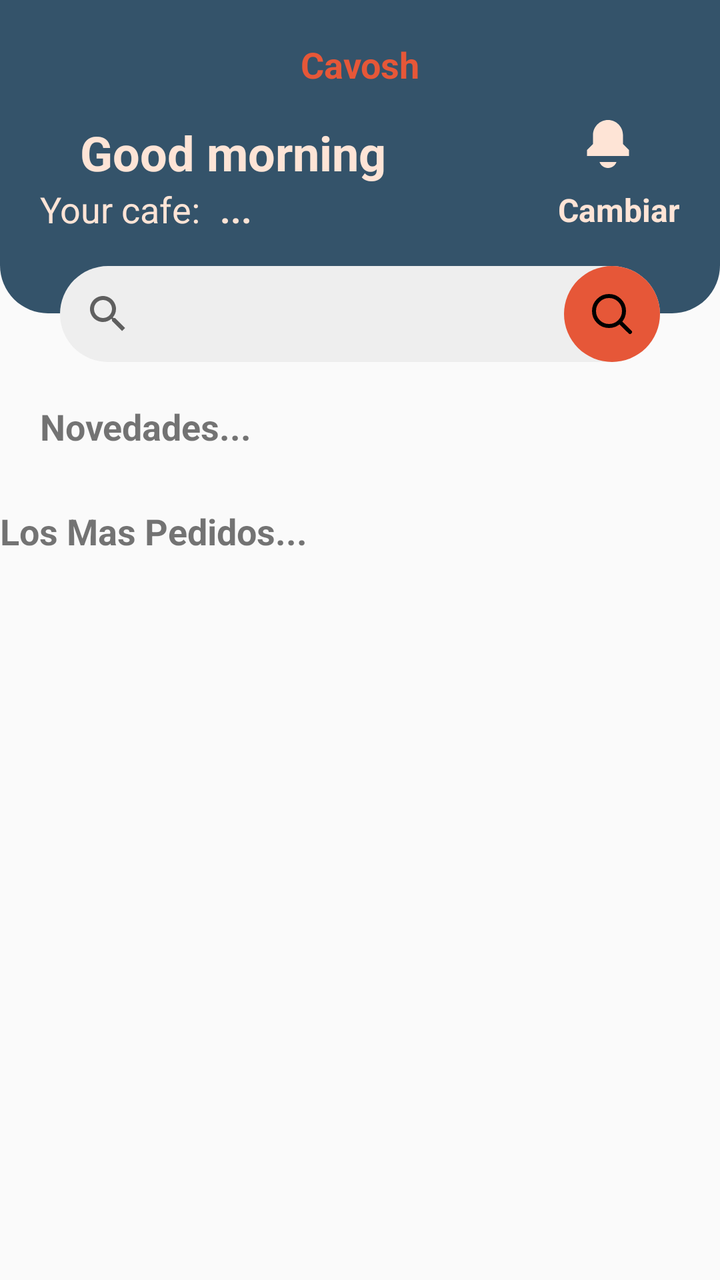
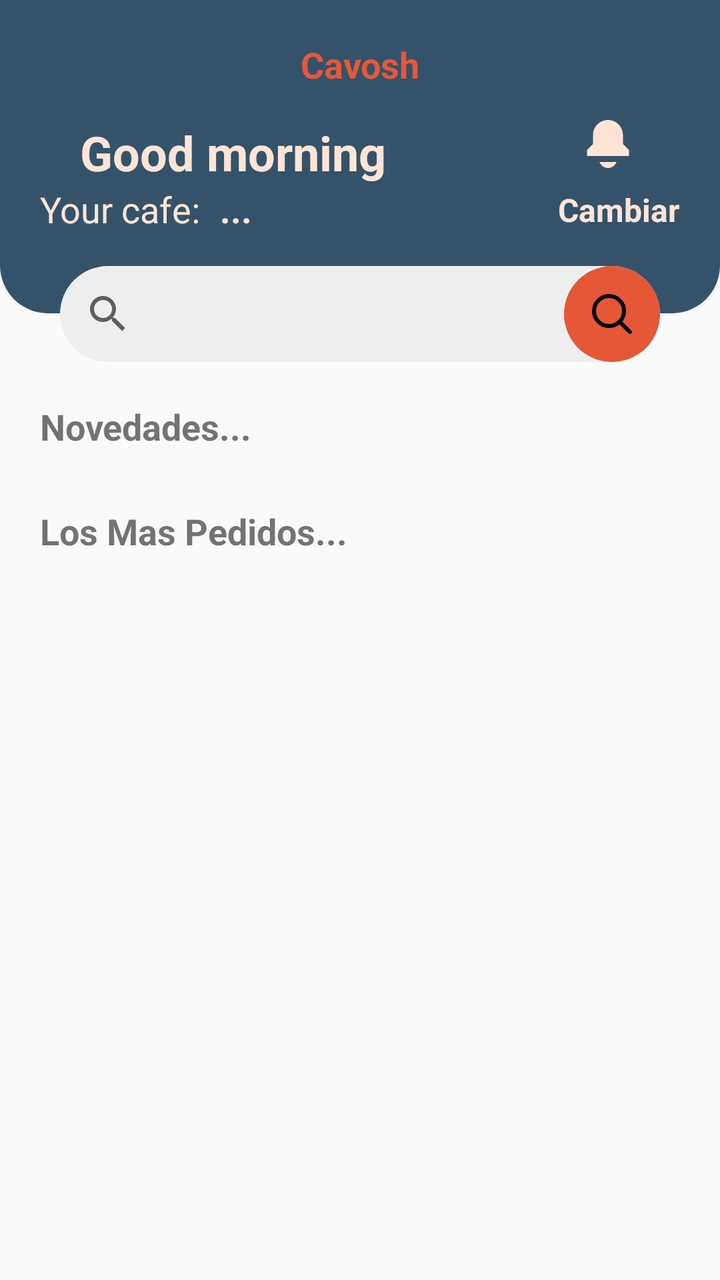

An Android layout rendered at two revisions. The XML below is the earlier revision; the diff shows what the commit changed to produce the second picture.
<!-- AndroidManifest.xml: application theme Theme.ApkCavoshCafe -->
<!-- res/layout/fragment_inicio.xml -->
<?xml version="1.0" encoding="utf-8"?>
<androidx.constraintlayout.widget.ConstraintLayout xmlns:android="http://schemas.android.com/apk/res/android"
    xmlns:app="http://schemas.android.com/apk/res-auto"
    xmlns:tools="http://schemas.android.com/tools"
    android:layout_width="match_parent"
    android:layout_height="match_parent"
    tools:context=".ui.Inicio">

    
    <androidx.constraintlayout.widget.ConstraintLayout
        android:id="@+id/clHeader"
        android:layout_width="match_parent"
        android:layout_height="wrap_content"
        android:paddingHorizontal="20dp"
        android:paddingTop="20dp"
        android:paddingBottom="40dp"
        android:background="@drawable/sh_bg_header_police_blue"
        app:layout_constraintTop_toTopOf="parent"
        app:layout_constraintStart_toStartOf="parent">

        <TextView
            android:layout_width="wrap_content"
            android:layout_height="wrap_content"
            android:text="Cavosh"
            android:textColor="@color/carmine_pink"
            android:textSize="18sp"
            android:textStyle="bold"
            app:layout_constraintTop_toTopOf="parent"
            app:layout_constraintEnd_toEndOf="parent"
            app:layout_constraintStart_toStartOf="parent" />
        <TextView
            android:layout_width="wrap_content"
            android:layout_height="wrap_content"
            android:id="@+id/tvUsuario"
            android:layout_marginTop="40dp"
            android:paddingStart="20dp"
            android:text="Good morning"
            android:textColor="@color/flesh"
            android:textStyle="bold"
            android:textSize="24sp"
            app:layout_constraintTop_toTopOf="parent"
            app:layout_constraintStart_toStartOf="parent"
            />

        <TextView
            android:layout_width="wrap_content"
            android:layout_height="wrap_content"
            android:text="Your cafe:"
            android:textColor="@color/flesh"
            android:textSize="18sp"
            app:layout_constraintTop_toBottomOf="@id/tvUsuario"
            app:layout_constraintStart_toStartOf="parent"
            />
        <TextView
            android:id="@+id/tvYourCafe"
            android:layout_width="wrap_content"
            android:layout_height="wrap_content"
            android:layout_marginStart="90dp"
            android:text="..."
            android:textColor="@color/flesh"
            android:textSize="18sp"
            android:textStyle="bold"
            app:layout_constraintTop_toBottomOf="@id/tvUsuario"
            app:layout_constraintStart_toStartOf="parent"/>

        <ImageView
            android:id="@+id/tvNotificaciones"
            android:layout_width="wrap_content"
            android:layout_height="wrap_content"
            android:layout_marginEnd="24dp"
            android:contentDescription="@string/content_description"
            android:clickable="false"
            android:focusable="true"
           android:src="@drawable/ic_bell"
            android:textColor="@color/flesh"

            app:layout_constraintTop_toTopOf="@id/tvUsuario"
            app:layout_constraintEnd_toEndOf="parent"/>

        <TextView
            android:id="@+id/tvCambiar"
            android:layout_width="wrap_content"
            android:layout_height="wrap_content"
            android:layout_marginTop="10dp"
            android:text="Cambiar"
            android:textColor="@color/flesh"
            android:textSize="16sp"
            android:textStyle="bold"
            app:layout_constraintTop_toBottomOf="@id/tvNotificaciones"
            app:layout_constraintEnd_toEndOf="parent"/>


    </androidx.constraintlayout.widget.ConstraintLayout>

    <SearchView
        android:id="@+id/svBuscar"
        android:layout_width="match_parent"
        android:layout_height="wrap_content"
        android:layout_marginHorizontal="30dp"
        android:layout_marginTop="-24dp"
        android:background="@drawable/sh_bg_btn_bright_gray"
        app:layout_constraintStart_toStartOf="parent"
        app:layout_constraintEnd_toEndOf="parent"
        app:layout_constraintTop_toBottomOf="@id/clHeader"/>

    <ImageView
        android:id="@+id/ivBuscar"
        android:layout_width="48dp"
        android:layout_height="48dp"
        android:background="@drawable/sh_bg_circle_carmine_pink"
        android:padding="12dp"
        android:contentDescription="@string/content_description"
        android:clickable="true"
        android:focusable="true"
        android:src="@drawable/ic_search"
        app:layout_constraintTop_toTopOf="@id/svBuscar"
        app:layout_constraintEnd_toEndOf="@+id/svBuscar"
        app:tint="@color/white" />

    <TextView
        android:id="@+id/tv01"
        android:layout_width="wrap_content"
        android:layout_height="wrap_content"
        android:layout_margin="20dp"
        android:text="Novedades..."
        android:textSize="18sp"
        android:textStyle="bold"
        app:layout_constraintTop_toBottomOf="@id/svBuscar"
        app:layout_constraintStart_toStartOf="parent"/>

    <androidx.recyclerview.widget.RecyclerView
        android:id="@+id/rvNovedades"
        android:layout_width="match_parent"
        android:layout_height="wrap_content"
        android:layout_marginHorizontal="20dp"
        android:layout_marginTop="8dp"
        app:layout_constraintTop_toBottomOf="@id/tv01"
        app:layout_constraintStart_toStartOf="parent"/>

    <TextView
        android:id="@+id/tv02"
        android:layout_width="wrap_content"
        android:layout_height="wrap_content"
        android:layout_margin="20dp"
        android:text="Los Mas Pedidos..."
        android:textSize="18sp"
        android:textStyle="bold"
        app:layout_constraintTop_toBottomOf="@id/rvNovedades"
        app:layout_constraint_toStartOf="parent"/>

    <androidx.recyclerview.widget.RecyclerView
        android:id="@+id/rvMasNovedades"
        android:layout_width="match_parent"
        android:layout_height="wrap_content"
        android:layout_marginHorizontal="20dp"
        android:layout_marginTop="8dp"
        app:layout_constraintTop_toBottomOf="@id/tv02"
        app:layout_constraintStart_toStartOf="parent"/>

</androidx.constraintlayout.widget.ConstraintLayout>
<!-- resources referenced by this layout -->
<resources>
  <color name="carmine_pink">#E65738</color>
  <color name="flesh">#FEE4D6</color>
  <color name="white">#FFFFFFFF</color>
  <!-- drawable ic_bell (drawable) -->
  <vector xmlns:android="http://schemas.android.com/apk/res/android" android:height="24dp" android:viewportHeight="16" android:viewportWidth="16" android:width="24dp">
        
      <path android:fillColor="@color/flesh" android:pathData="M3,5C3,2.239 5.239,0 8,0C10.761,0 13,2.239 13,5V8L15,10V12H1V10L3,8V5Z"/>
        
      <path android:fillColor="@color/flesh" android:pathData="M8,16C6.694,16 5.583,15.165 5.171,14H10.829C10.417,15.165 9.306,16 8,16Z"/>
      
  </vector>
  <!-- drawable ic_search (drawable) -->
  <vector xmlns:android="http://schemas.android.com/apk/res/android"
      android:width="800dp"
      android:height="800dp"
      android:viewportWidth="24"
      android:viewportHeight="24">
    <path
        android:pathData="M15.795,15.811L21,21M18,10.5C18,14.642 14.642,18 10.5,18C6.358,18 3,14.642 3,10.5C3,6.358 6.358,3 10.5,3C14.642,3 18,6.358 18,10.5Z"
        android:strokeLineJoin="round"
        android:strokeWidth="2"
        android:fillColor="#00000000"
        android:strokeColor="#000000"
        android:strokeLineCap="round"/>
  </vector>
  <!-- drawable sh_bg_btn_bright_gray (drawable) -->
  <?xml version="1.0" encoding="utf-8"?>
  <shape xmlns:android="http://schemas.android.com/apk/res/android">
  <corners android:radius="48dp" />
      <solid android:color="@color/bright_gray"/>
  </shape>
  <!-- drawable sh_bg_circle_carmine_pink (drawable) -->
  <?xml version="1.0" encoding="utf-8"?>
  <shape xmlns:android="http://schemas.android.com/apk/res/android">
  <corners android:radius="360dp" />
      <solid android:color="@color/carmine_pink"/>
  </shape>
  <!-- drawable sh_bg_header_police_blue (drawable) -->
  <?xml version="1.0" encoding="utf-8"?>
  <shape xmlns:android="http://schemas.android.com/apk/res/android">
  <corners android:bottomLeftRadius="24dp"
      android:bottomRightRadius="24dp"/>
      <solid android:color="@color/police_blue"/>
  </shape>
  <string name="content_description">contentDescription</string>
  <style name="Theme.ApkCavoshCafe" parent="Theme.MaterialComponents.DayNight.NoActionBar.Bridge">
          
          <item name="colorPrimary">@color/purple_500</item>
          <item name="colorPrimaryVariant">@color/purple_700</item>
          <item name="colorOnPrimary">@color/white</item>
          
          <item name="colorSecondary">@color/teal_200</item>
          <item name="colorSecondaryVariant">@color/teal_700</item>
          <item name="colorOnSecondary">@color/black</item>
          
          <item name="android:statusBarColor">?attr/colorPrimaryVariant</item>
          
      </style>
  <color name="bright_gray">#EEEEEE</color>
  <color name="police_blue">#34536A</color>
  <color name="purple_500">#FF6200EE</color>
  <color name="purple_700">#FF3700B3</color>
  <color name="teal_200">#FF03DAC5</color>
  <color name="teal_700">#FF018786</color>
  <color name="black">#FF000000</color>
</resources>

<!-- the commit's change to res/layout/fragment_inicio.xml (unified diff, before → after) -->
@@ -146,7 +146,7 @@
         android:textSize="18sp"
         android:textStyle="bold"
         app:layout_constraintTop_toBottomOf="@id/rvNovedades"
-        app:layout_constraint_toStartOf="parent"/>
+        app:layout_constraintStart_toStartOf="parent"/>
 
     <androidx.recyclerview.widget.RecyclerView
         android:id="@+id/rvMasNovedades"
